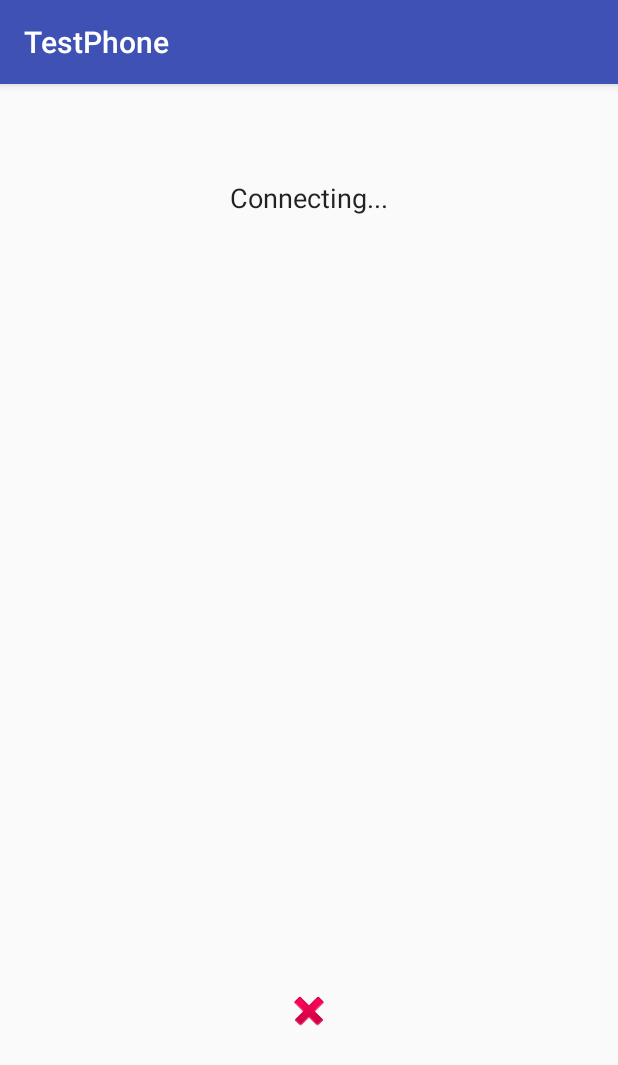
After one commit to vlaushkin/testphone, an Android app: the CallActivity screen opened directly, with no data from a screen before it, on a phone screen of 412 x 824 dp. The commit adds this screen. Shown: the top 1065 px of the screen. Run offline under Robolectric (Android 15) with nearby library versions, the phone set to English and light mode, and no system bars; 2 statements that could not run were skipped.

Commit message:
calls and call activity

```diff
--- a/app/build.gradle
+++ b/app/build.gradle
@@ -22,7 +22,8 @@ dependencies {
     implementation fileTree(dir: 'libs', include: ['*.jar'])
     implementation 'com.android.support:appcompat-v7:27.1.1'
     implementation 'com.android.support:design:27.1.1'
-    implementation 'com.android.support.constraint:constraint-layout:1.1.0'
+    implementation 'com.karumi:dexter:4.2.0'
+
     testImplementation 'junit:junit:4.12'
     androidTestImplementation 'com.android.support.test:runner:1.0.2'
     androidTestImplementation 'com.android.support.test.espresso:espresso-core:3.0.2'
--- /dev/null
+++ b/app/src/main/java/com/laushkin/testphone/CallActivity.java
@@ -0,0 +1,178 @@
+package com.laushkin.testphone;
+
+import android.content.Context;
+import android.content.Intent;
+import android.support.v7.app.AppCompatActivity;
+import android.os.Bundle;
+import android.util.Log;
+import android.view.View;
+import android.widget.TextView;
+
+import com.laushkin.testphone.core.PhoneClient;
+
+import org.pjsip.pjsua2.pjsip_inv_state;
+import org.pjsip.pjsua2.pjsip_role_e;
+
+public class CallActivity extends AppCompatActivity implements PhoneClient.ConnectionListener, PhoneClient.EventListener {
+
+    private static final String EXTRA_REMOTE_URI = "extra_remote_uri";
+    private static final String EXTRA_IS_OUTGOING = "extra_outgoing";
+    private static final String TAG = "CallActivity";
+
+    private View mIncomingLayout;
+    private View mCallControls;
+    private PhoneClient mPhoneClient;
+    private TextView mTvStatus;
+    private String mRemoteUri;
+    private boolean mIsOutgoing;
+
+    public static void startCall(Context context, String remoteUri, boolean outgoing) {
+        Intent intent = new Intent(context, CallActivity.class);
+        intent.putExtra(EXTRA_REMOTE_URI, remoteUri);
+        intent.putExtra(EXTRA_IS_OUTGOING, outgoing);
+        context.startActivity(intent);
+    }
+
+    @Override
+    protected void onCreate(Bundle savedInstanceState) {
+        super.onCreate(savedInstanceState);
+        setContentView(R.layout.activity_call);
+
+        if (getIntent() == null ||
+                !getIntent().hasExtra(EXTRA_REMOTE_URI) ||
+                !getIntent().hasExtra(EXTRA_IS_OUTGOING)) {
+            finish();
+        }
+
+        mRemoteUri = getIntent().getStringExtra(EXTRA_REMOTE_URI);
+        mIsOutgoing = getIntent().getBooleanExtra(EXTRA_IS_OUTGOING, true);
+
+        mPhoneClient = new PhoneClient(this.toString());
+
+        TextView tvRemoteUri = findViewById(R.id.tvRemoteUri);
+        mTvStatus = findViewById(R.id.tvStatus);
+
+        mIncomingLayout = findViewById(R.id.incoming_layout);
+        mCallControls = findViewById(R.id.call_controls_layout);
+
+        tvRemoteUri.setText(getNumberFromUri(mRemoteUri));
+
+        if (mIsOutgoing) {
+            Utils.gone(mIncomingLayout);
+            Utils.visible(mCallControls);
+
+            setStateConnecting();
+        } else {
+            Utils.visible(mIncomingLayout);
+            Utils.gone(mCallControls);
+
+            setStateIncoming();
+        }
+
+    }
+
+    private String getNumberFromUri(String uri) {
+        return uri
+                .replace("sip:", "")
+                .replace("@sip.zadarma.com", "")
+                .replace("\"SIP\" ", "")
+                .replace("<", "")
+                .replace(">", "");
+    }
+
+    @Override
+    public void onStart() {
+        super.onStart();
+        mPhoneClient.setConnectionListener(this);
+        mPhoneClient.setEventListener(this);
+        mPhoneClient.connect(this);
+    }
+
+    @Override
+    public void onStop() {
+        super.onStop();
+        mPhoneClient.setConnectionListener(null);
+        mPhoneClient.setEventListener(null);
+        mPhoneClient.disconnect(this);
+    }
+
+    public void onClick(View view) {
+        if (view.getId() == R.id.accept) {
+            mPhoneClient.acceptCall();
+
+            Utils.gone(mIncomingLayout);
+            Utils.visible(mCallControls);
+        } else if (view.getId() == R.id.decline || view.getId() == R.id.hangup) {
+            mPhoneClient.declineCall();
+
+            finish();
+        }
+    }
+
+    @Override
+    public void connected() {
+        if (mIsOutgoing) {
+            mPhoneClient.makeCall(mRemoteUri);
+        }
+    }
+
+    @Override
+    public void disconnected() {
+        // do nothing
+    }
+
+    @Override
+    public void onCallInit() {
+        // do nothing
+    }
+
+    @Override
+    public void onRegistrationSuccessful() {
+        // do nothing
+    }
+
+    @Override
+    public void onRegistrationFailed() {
+        // do nothing
+    }
+
+    @Override
+    public void onIncomingCall(String remoteUri) {
+        // do nothing
+    }
+
+    @Override
+    public void onCallState(String remoteUri, int state, int role) {
+        // хорошо бы сделать собственные обёртки над стейтами.
+        pjsip_inv_state pjState = pjsip_inv_state.swigToEnum(state);
+        pjsip_role_e pjRole = pjsip_role_e.swigToEnum(role);
+        Log.d(TAG, "remoteUri: " + remoteUri + ", state: " + pjState.toString() + ", role: " + pjRole.toString());
+
+        if (state == pjsip_inv_state.PJSIP_INV_STATE_DISCONNECTED.swigValue()) {
+            finish();
+        } else if (state == pjsip_inv_state.PJSIP_INV_STATE_CALLING.swigValue() ||
+                state == pjsip_inv_state.PJSIP_INV_STATE_EARLY.swigValue() ||
+                state == pjsip_inv_state.PJSIP_INV_STATE_CONNECTING.swigValue()) {
+            setStateConnecting();
+        } else if (state == pjsip_inv_state.PJSIP_INV_STATE_CONFIRMED.swigValue()) {
+            setStateConnected();
+        }
+
+
+    }
+
+    private void setStateConnected() {
+        Utils.visible(mTvStatus);
+        mTvStatus.setText(getString(R.string.connected));
+    }
+
+    private void setStateConnecting() {
+        Utils.visible(mTvStatus);
+        mTvStatus.setText(getString(R.string.connecting));
+    }
+
+    private void setStateIncoming() {
+        Utils.visible(mTvStatus);
+        mTvStatus.setText(getString(R.string.incoming));
+    }
+}
--- a/app/src/main/java/com/laushkin/testphone/Utils.java
+++ b/app/src/main/java/com/laushkin/testphone/Utils.java
@@ -4,6 +4,7 @@ import android.content.Context;
 import android.content.SharedPreferences;
 import android.text.TextUtils;
 import android.util.Pair;
+import android.view.View;
 
 /**
  * @author Vasily Laushkin <vaslinux@gmail.com> on 03/06/2018.
@@ -33,4 +34,19 @@ class Utils {
     public static void clearCreds(Context context) {
         saveCreds(context, null, null);
     }
+
+    public static void visible(View view) {
+        setVisibility(view, View.VISIBLE);
+    }
+    public static void invisible(View view) {
+        setVisibility(view, View.INVISIBLE);
+    }
+    public static void gone(View view) {
+        setVisibility(view, View.GONE);
+    }
+    public static void setVisibility(View view, int visibility) {
+        if (view == null || view.getVisibility() == visibility)
+            return;
+        view.setVisibility(visibility);
+    }
 }
--- a/app/src/main/java/com/laushkin/testphone/core/PhoneClient.java
+++ b/app/src/main/java/com/laushkin/testphone/core/PhoneClient.java
@@ -5,6 +5,7 @@ import android.os.Bundle;
 import android.os.Message;
 import android.os.RemoteException;
 import android.text.TextUtils;
+import android.util.Log;
 
 /**
  * @author Vasily Laushkin <vaslinux@gmail.com> on 27/05/2018.
@@ -141,6 +142,8 @@ public class PhoneClient implements Communicator.MessageHandler {
         int callState = data.getInt(PhoneService.Event.Extra.CALL_STATE);
         int role = data.getInt(PhoneService.Event.Extra.ROLE);
         String remoteUri = data.getString(PhoneService.Event.Extra.REMOTE_URI);
+
+
         if (mEventListener != null) {
             mEventListener.onCallState(remoteUri, callState, role);
         }
@@ -148,6 +151,7 @@ public class PhoneClient implements Communicator.MessageHandler {
 
     @Override
     public void onNewConnection(String from) {
+        Log.d("PhoneService", "onNewConnection: " + from);
         if (mConnectionListener != null && PhoneService.COMMUNICATOR_NAME.equals(from)) {
             mConnectionListener.connected();
         }
--- /dev/null
+++ b/app/src/main/res/layout/activity_call.xml
@@ -0,0 +1,81 @@
+<?xml version="1.0" encoding="utf-8"?>
+<RelativeLayout xmlns:android="http://schemas.android.com/apk/res/android"
+    xmlns:tools="http://schemas.android.com/tools"
+    android:layout_width="match_parent"
+    android:layout_height="match_parent"
+    tools:context=".CallActivity">
+
+    <TextView
+        android:id="@+id/tvRemoteUri"
+        android:layout_width="wrap_content"
+        android:layout_height="wrap_content"
+        android:layout_alignParentTop="true"
+        android:layout_centerHorizontal="true"
+        android:layout_marginTop="19dp"
+        android:text="TextView"
+        android:textAppearance="@android:style/TextAppearance.Large" />
+
+    <TextView
+        android:id="@+id/tvStatus"
+        android:layout_width="wrap_content"
+        android:layout_height="wrap_content"
+        android:layout_alignParentTop="true"
+        android:layout_centerHorizontal="true"
+        android:layout_marginTop="63dp"
+        android:text="TextView"
+        android:textAppearance="@android:style/TextAppearance.Medium" />
+
+    <LinearLayout
+        android:layout_width="match_parent"
+        android:layout_height="wrap_content"
+        android:layout_alignParentBottom="true"
+        android:layout_centerHorizontal="true"
+        android:layout_marginBottom="100dp"
+        android:orientation="horizontal"
+        android:id="@+id/incoming_layout">
+
+        <ImageView
+            android:layout_width="wrap_content"
+            android:layout_height="100dp"
+            android:id="@+id/accept"
+            android:layout_gravity="center"
+            android:padding="20dp"
+            android:layout_marginLeft="50dp"
+            android:src="@android:drawable/sym_action_call"
+            android:onClick="onClick"/>
+
+        <View android:layout_width="0dp"
+            android:layout_height="100dp"
+            android:layout_weight="1"/>
+
+        <ImageView
+            android:layout_width="wrap_content"
+            android:layout_height="wrap_content"
+            android:id="@+id/decline"
+            android:layout_marginRight="50dp"
+            android:layout_gravity="center"
+            android:padding="20dp"
+            android:src="@android:drawable/ic_delete"
+            android:onClick="onClick"/>
+
+    </LinearLayout>
+
+    <FrameLayout
+        android:layout_width="match_parent"
+        android:layout_height="100dp"
+        android:layout_alignParentBottom="true"
+        android:layout_centerHorizontal="true"
+        android:layout_marginBottom="100dp"
+        android:id="@+id/call_controls_layout">
+
+        <ImageView
+            android:layout_width="wrap_content"
+            android:layout_height="wrap_content"
+            android:id="@+id/hangup"
+            android:layout_gravity="center"
+            android:padding="20dp"
+            android:src="@android:drawable/ic_delete"
+            android:onClick="onClick"/>
+
+    </FrameLayout>
+</RelativeLayout>
--- a/app/src/main/res/layout/activity_main.xml
+++ b/app/src/main/res/layout/activity_main.xml
@@ -40,7 +40,7 @@
         <Button
             android:layout_width="50dp"
             android:layout_height="match_parent"
-            android:id="@+id/btErase"
+            android:id="@+id/button_erase"
             android:padding="8dp"
             android:textSize="26dp"
             android:text="&lt;"
--- a/app/src/main/res/values/strings.xml
+++ b/app/src/main/res/values/strings.xml
@@ -18,4 +18,7 @@
     <string name="call_to">CALL</string>
     <string name="registration_successful">registration successful</string>
     <string name="registration_failed">registration failed</string>
+    <string name="connecting">Connecting...</string>
+    <string name="connected">Connected</string>
+    <string name="incoming">Incoming call</string>
 </resources>
```
Also changed, not shown: app/src/main/AndroidManifest.xml (+13 -6 lines), app/src/main/java/com/laushkin/testphone/MainActivity.java (+53 -7 lines), app/src/main/java/com/laushkin/testphone/core/PhoneService.java (+1 -6 lines), app/src/main/java/com/laushkin/testphone/core/pjsip/PhoneApp.java (+0 -7 lines).
